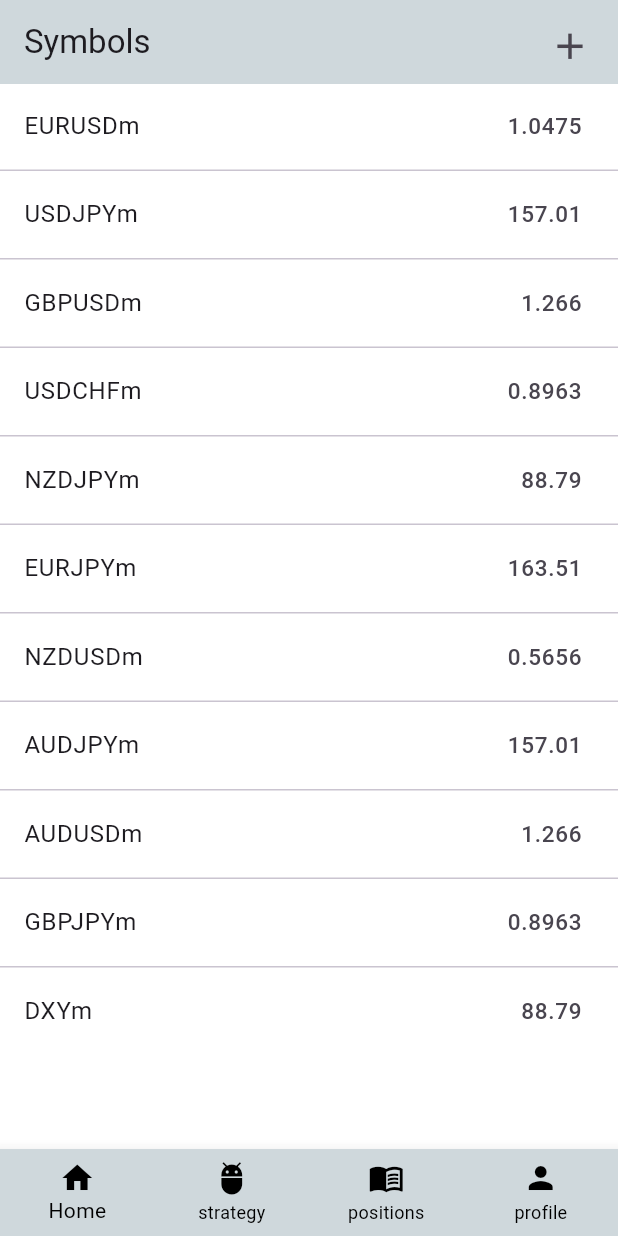
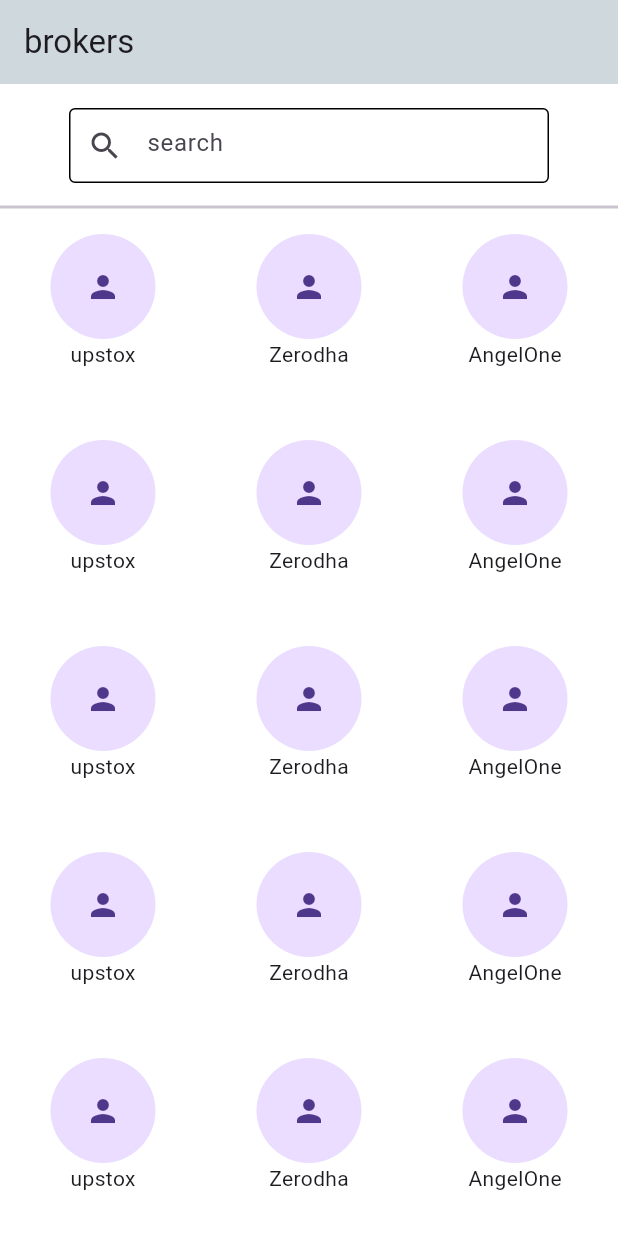
Before and after one commit to vishalgarna/Robo_Frontend, a Flutter app: the screen it shows after launch, on a phone screen of 412 x 824 dp. Run offline on Flutter 3.47's test engine with Material 3 defaults, Android fonts, the phone set to English and light mode, and no system bars; our stand-ins replace dartz, dio, expandable_text, flutter_riverpod, freezed_annotation.

```diff
--- a/lib/main.dart
+++ b/lib/main.dart
@@ -1,9 +1,6 @@
 import 'package:flutter/material.dart';
 import 'package:flutter_riverpod/flutter_riverpod.dart';
-import 'package:practice/views/DefaultPage.dart';
-import 'package:practice/views/searchPairpage.dart';
-import 'package:practice/views/strategyCreationPage.dart';
-import 'package:practice/views/strategypage.dart';
+import 'package:practice/views/allBrokers.dart';
 
 void main() {
   runApp(
@@ -69,7 +66,7 @@ color: Colors.black
 
       ),
 
-     home: Defaultpage()
+     home: AllBrokers()
     );
   }
 }
--- /dev/null
+++ b/lib/views/allBrokers.dart
@@ -0,0 +1,121 @@
+import 'package:flutter/material.dart';
+import 'package:practice/views/brokerAuthenctication.dart';
+
+class AllBrokers extends StatefulWidget {
+   AllBrokers({super.key});
+
+  @override
+  State<AllBrokers> createState() => _AllBrokersState();
+}
+
+class _AllBrokersState extends State<AllBrokers> {
+  List<String> brokersName = ["upstox" , "Zerodha", "AngelOne","upstox" , "Zerodha", "AngelOne","upstox" , "Zerodha", "AngelOne","upstox" , "Zerodha", "AngelOne","upstox" , "Zerodha", "AngelOne","upstox" , "Zerodha", "AngelOne","upstox" , "Zerodha", "AngelOne"];
+
+  final searchBrokers = TextEditingController();
+
+  String filter = "";
+
+  List<String>result = [];
+
+  @override
+  void initState() {
+    // TODO: implement initState
+    super.initState();
+    result = brokersName;
+  }
+
+  @override
+  Widget build(BuildContext context) {
+    return Scaffold(
+      appBar: AppBar(
+        title: const Text("brokers"),
+      ),
+      body:  Padding(
+        padding: const EdgeInsets.only(top: 8.0),
+        child: SizedBox(
+
+          child: Column(
+            mainAxisAlignment: MainAxisAlignment.start,
+            crossAxisAlignment: CrossAxisAlignment.start,
+            children: [
+              Center(
+                child: Padding(
+                  padding: const EdgeInsets.all(8.0),
+                  child: SizedBox(
+                    width:320 ,
+                    height: 50,
+                    child: TextField(
+                      controller: searchBrokers,
+                      onChanged: (value){
+
+                        filterList(value);
+
+                      },
+                      decoration: InputDecoration(
+                        hintText: "search",
+                        prefixIcon: const Icon(Icons.search),
+                        border: OutlineInputBorder(
+                          borderRadius: BorderRadius.circular(2)
+                        )
+                      ),
+                    ),
+                  ),
+                ),
+              ),
+              const Divider(thickness: 2,),
+              const SizedBox(height: 10,),
+               Expanded(
+                child: Container(
+                  child: GridView.count(crossAxisCount:3  ,
+                  physics: const BouncingScrollPhysics(),
+                    shrinkWrap: true,
+                    children: result.map((item){
+                      return GestureDetector(
+                        onTap: (){
+                          Navigator.push(context, MaterialPageRoute(builder: (context)=>BrokerAuthentication(brokerName: item,)));
+                        },
+                        child: Column(
+                          children: [
+                            const CircleAvatar(
+                              radius: 35,
+                              child: Icon(Icons.person),),
+                            Text(item.toString())
+                          ],
+                        ),
+                      );
+                    }).toList(),
+                  ),
+                ),
+              )
+
+
+            ],
+          ),
+        ),
+      ),
+    );
+  }
+
+  Widget buildBrokers(String filter) {
+    if (brokersName.contains(filter.toLowerCase().toString())){
+      return Container();
+  }
+    else{
+      return Container(
+        color: Colors.red,
+      );
+    }
+  }
+
+  dynamic filterList(String newValue){
+
+    List<String>newList = brokersName.where((item){
+      return item.toLowerCase().contains(newValue.toLowerCase());
+    }).toList();
+
+    setState(() {
+      result = newList;
+    });
+  }
+
+}
--- a/lib/views/backtesTingResultsView.dart
+++ b/lib/views/backtesTingResultsView.dart
@@ -105,7 +105,8 @@ class BackTestResultPage extends StatelessWidget {
       return const Center(child: Text('No data available'));
     }
 
-    return SizedBox(
+    return SingleChildScrollView(
+     child : SizedBox(
       child: Padding(
         padding: const EdgeInsets.all(8.0),
         child: Column(
@@ -276,7 +277,7 @@ class BackTestResultPage extends StatelessWidget {
           ],
         ),
       ),
-    );
+    ));
   }
 
 
```
Also changed, not shown: lib/Utils/StradegyCreatetion_Utilities.dart (+13 -4 lines), lib/views/brokerAuthenctication.dart (added, +121 -0 lines).
